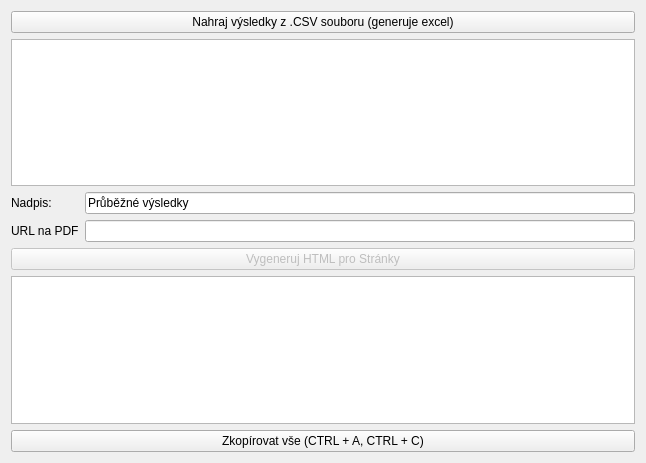
Before: the Qt Designer form continuousresultswindow.ui in jjunior776/pekelnik, drawn with Qt 5.
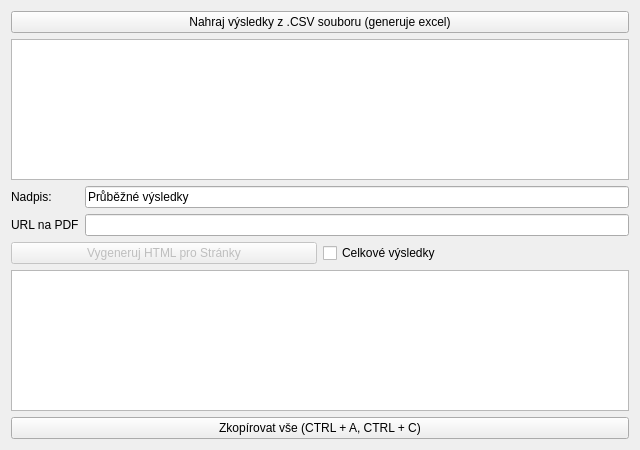
After: the same form once the commit is applied. Icons and pictures are not drawn.

Patch:
```diff
--- a/continuousresultswindow.ui
+++ b/continuousresultswindow.ui
@@ -6,10 +6,16 @@
    <rect>
     <x>0</x>
     <y>0</y>
-    <width>646</width>
-    <height>463</height>
+    <width>640</width>
+    <height>450</height>
    </rect>
   </property>
+  <property name="sizePolicy">
+   <sizepolicy hsizetype="Fixed" vsizetype="Fixed">
+    <horstretch>0</horstretch>
+    <verstretch>0</verstretch>
+   </sizepolicy>
+  </property>
   <property name="windowTitle">
    <string>Pekelník - Výsledky</string>
   </property>
@@ -53,6 +59,8 @@
     </layout>
    </item>
    <item>
+    <layout class="QHBoxLayout" name="horizontalLayout">
+     <item>
     <widget class="QPushButton" name="generateHtmlBtn">
      <property name="enabled">
       <bool>false</bool>
@@ -63,6 +71,15 @@
     </widget>
    </item>
    <item>
+      <widget class="QCheckBox" name="finalResultsChB">
+       <property name="text">
+        <string>Celkové výsledky</string>
+       </property>
+      </widget>
+     </item>
+    </layout>
+   </item>
+   <item>
     <widget class="QPlainTextEdit" name="htmlPText"/>
    </item>
    <item>
```
Left out of the diff: 10 changed lines with no effect on the pictures. Lines whose indentation alone changed are shown as unchanged.
